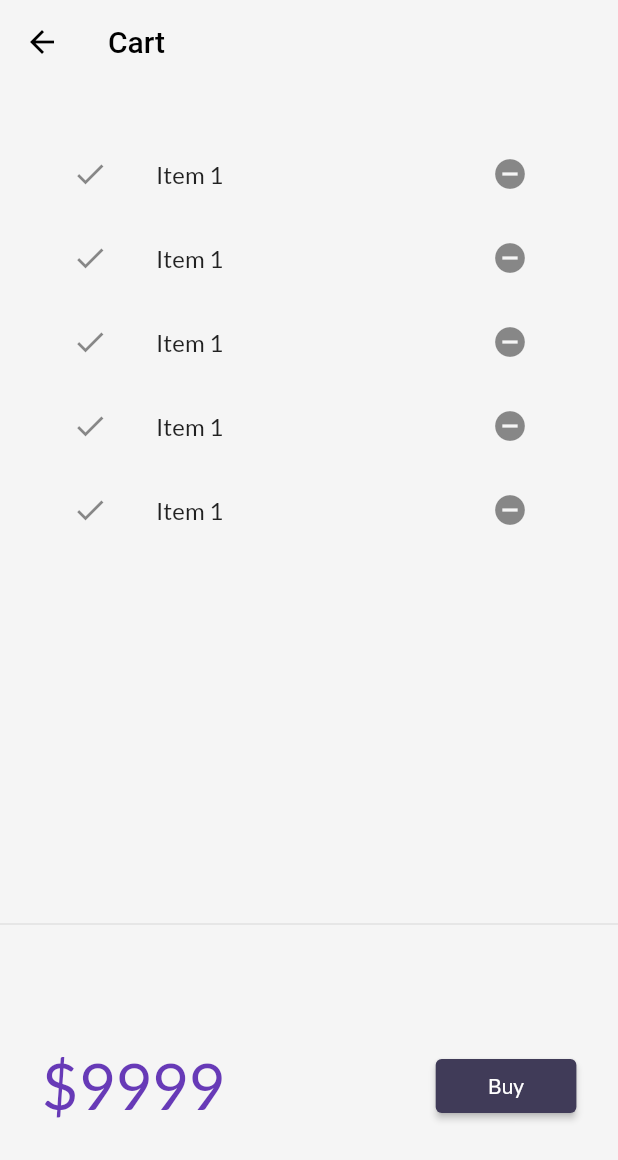
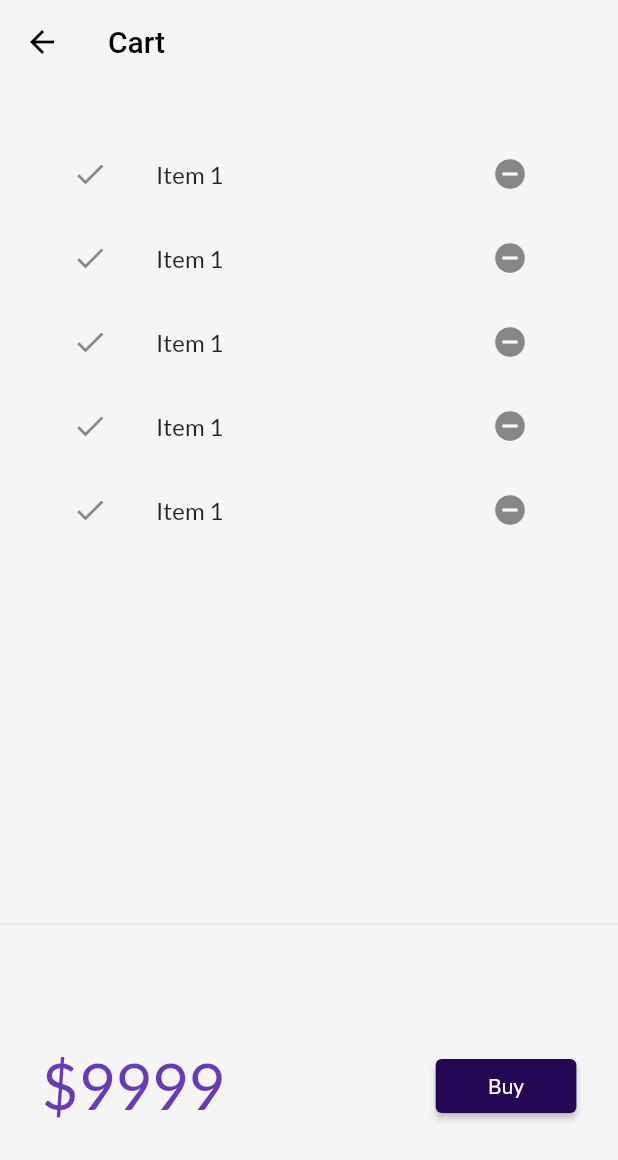
Before and after one commit to 27priyanshu/Catalog_App, a Flutter app: the CartPage screen opened by its route, on a phone screen of 412 x 824 dp. Shown: the top 1160 px of the screen. Run offline on Flutter 3.47's test engine with Material 2 defaults, Android fonts, the phone set to English and light mode, and no system bars; our stand-ins replace google_fonts, velocity_x; network calls fail.

Commit message:
bug fixed day 20

```diff
--- a/lib/pages/cart_page.dart
+++ b/lib/pages/cart_page.dart
@@ -30,9 +30,9 @@ class _cartTotal extends StatelessWidget {
         30.widthBox,
         ElevatedButton(
             onPressed: () {},
-            style: ButtonStyle(
-                backgroundColor:
-                    MaterialStateProperty.all(context.theme.buttonColor)),
+            style: ElevatedButton.styleFrom(
+              primary: Color.fromARGB(255, 35, 7, 83),
+            ),
             child: "Buy".text.white.center.make().w15(context))
       ]),
     );
--- a/lib/utils/themes.dart
+++ b/lib/utils/themes.dart
@@ -8,7 +8,7 @@ class MyTheme {
       fontFamily: GoogleFonts.lato().fontFamily,
       cardColor: Colors.white,
       canvasColor: creamColor,
-      buttonColor: darkBluishColor,
+      buttonColor: creamColor,
       appBarTheme: AppBarTheme(
         color: Colors.white,
         elevation: 0.0,
```
